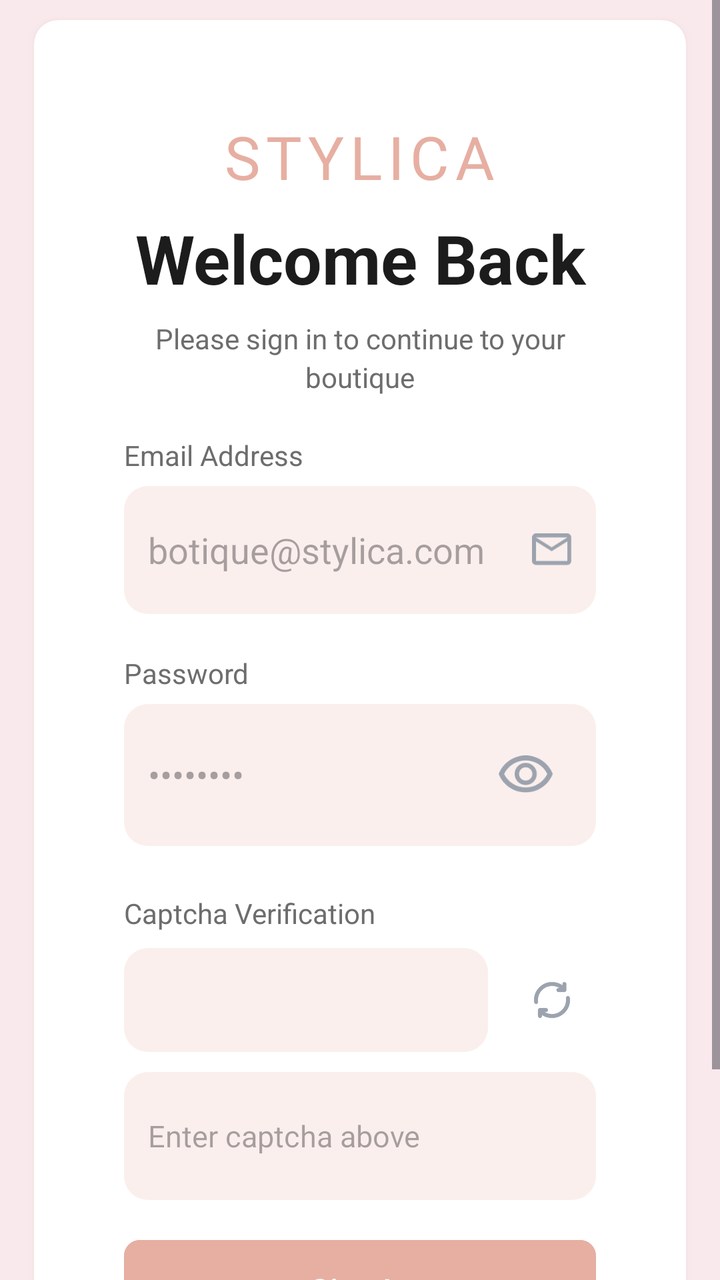
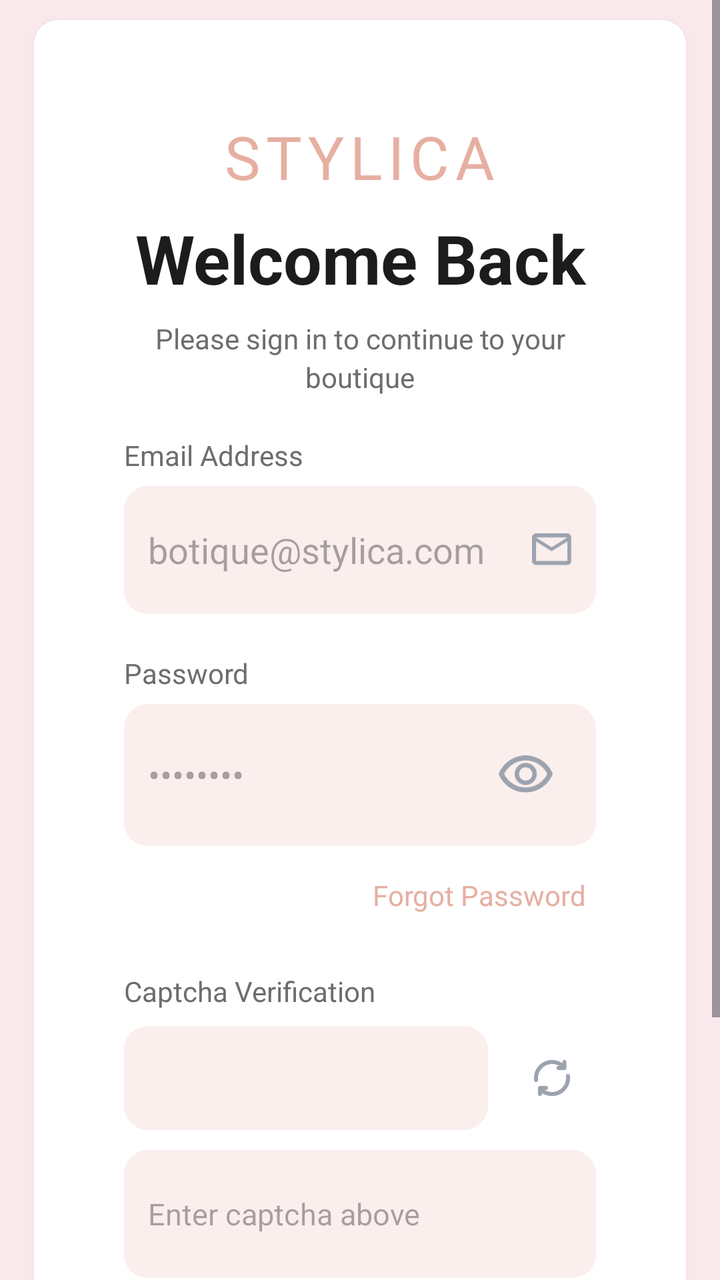

Before-and-after screenshots of an Android layout around one commit, followed by the original layout XML and the change that was made.
<!-- AndroidManifest.xml: application theme Theme.Stylica_app -->
<!-- res/layout/activity_login.xml -->
<?xml version="1.0" encoding="utf-8"?>
<ScrollView xmlns:android="http://schemas.android.com/apk/res/android"
    xmlns:app="http://schemas.android.com/apk/res-auto"
    xmlns:tools="http://schemas.android.com/tools"
    android:id="@+id/main"
    android:layout_width="match_parent"
    android:layout_height="match_parent"
    android:background="@color/primary_light_variant_20"
    android:fillViewport="true"
    tools:context=".views.activities.LoginActivity">

    <LinearLayout
        android:layout_width="match_parent"
        android:layout_height="wrap_content"
        android:gravity="center_vertical"
        android:orientation="vertical"
        android:paddingBottom="32dp">

        <androidx.cardview.widget.CardView
            android:id="@+id/login_card"
            android:layout_width="match_parent"
            android:layout_height="wrap_content"
            android:layout_marginStart="17dp"
            android:layout_marginTop="10dp"
            android:layout_marginEnd="17dp"
            android:outlineSpotShadowColor="@color/primary_light_variant_20"
            android:visibility="visible"
            app:cardCornerRadius="12dp"
            app:cardElevation="5dp">

            <LinearLayout
                android:layout_width="match_parent"
                android:layout_height="wrap_content"
                android:orientation="vertical"
                android:paddingBottom="20dp">

                
                <TextView
                    android:id="@+id/textView2"
                    android:layout_width="wrap_content"
                    android:layout_height="wrap_content"
                    android:layout_gravity="center_horizontal"
                    android:layout_marginStart="32dp"
                    android:layout_marginTop="48dp"
                    android:layout_marginEnd="32dp"
                    android:letterSpacing="0.1"
                    android:text="STYLICA"
                    android:textColor="@color/primary_light_variant"
                    android:textSize="30sp" />

                
                <TextView
                    android:id="@+id/textView"
                    android:layout_width="match_parent"
                    android:layout_height="wrap_content"
                    android:layout_marginTop="8dp"
                    android:gravity="center"
                    android:text="Welcome Back"
                    android:textColor="@color/text_primary"
                    android:textSize="34sp"
                    android:textStyle="bold" />

                
                <TextView
                    android:id="@+id/textView3"
                    android:layout_width="wrap_content"
                    android:layout_height="wrap_content"
                    android:layout_gravity="center_horizontal"
                    android:layout_marginStart="45dp"
                    android:layout_marginTop="8dp"
                    android:layout_marginEnd="45dp"
                    android:gravity="center"
                    android:lineSpacingExtra="3sp"
                    android:text="Please sign in to continue to your boutique"
                    android:textColor="@color/text_secondary"
                    android:textSize="14sp" />

                
                <TextView
                    android:id="@+id/textView4"
                    android:layout_width="match_parent"
                    android:layout_height="wrap_content"
                    android:layout_marginStart="45dp"
                    android:layout_marginTop="20dp"
                    android:layout_marginEnd="45dp"
                    android:lineSpacingExtra="3sp"
                    android:text="Email Address"
                    android:textColor="@color/text_secondary"
                    android:textSize="14sp" />

                
                <LinearLayout
                    android:id="@+id/linearLayout3"
                    android:layout_width="match_parent"
                    android:layout_height="wrap_content"
                    android:layout_marginStart="45dp"
                    android:layout_marginTop="6dp"
                    android:layout_marginEnd="45dp"
                    android:background="@drawable/rounded_field_shape"
                    android:gravity="center_vertical"
                    android:orientation="horizontal"
                    android:paddingStart="12dp"
                    android:paddingTop="8dp"
                    android:paddingEnd="12dp"
                    android:paddingBottom="8dp">

                    <EditText
                        android:id="@+id/email_field"
                        android:layout_width="0dp"
                        android:layout_height="48dp"
                        android:layout_weight="1"
                        android:background="@null"
                        android:ems="10"
                        android:hint="botique@stylica.com"
                        android:inputType="textEmailAddress" />

                    <ImageView
                        android:id="@+id/imageView2"
                        android:layout_width="20dp"
                        android:layout_height="20dp"
                        app:srcCompat="@drawable/mail" />

                </LinearLayout>

                
                <TextView
                    android:id="@+id/textView8"
                    android:layout_width="match_parent"
                    android:layout_height="wrap_content"
                    android:layout_marginStart="45dp"
                    android:layout_marginTop="20dp"
                    android:layout_marginEnd="45dp"
                    android:lineSpacingExtra="3sp"
                    android:text="Password"
                    android:textColor="@color/text_secondary"
                    android:textSize="14sp" />

                
                <LinearLayout
                    android:id="@+id/linearLayout"
                    android:layout_width="match_parent"
                    android:layout_height="wrap_content"
                    android:layout_marginStart="45dp"
                    android:layout_marginTop="6dp"
                    android:layout_marginEnd="45dp"
                    android:background="@drawable/rounded_field_shape"
                    android:gravity="center_vertical"
                    android:orientation="horizontal"
                    android:paddingStart="12dp"
                    android:paddingTop="8dp"
                    android:paddingEnd="12dp"
                    android:paddingBottom="8dp">

                    <EditText
                        android:id="@+id/password_field"
                        android:layout_width="0dp"
                        android:layout_height="48dp"
                        android:layout_weight="1"
                        android:background="@null"
                        android:ems="10"
                        android:hint="••••••••"
                        android:inputType="textPassword" />

                    <LinearLayout
                        android:id="@+id/show_hide_passwd_btn"
                        android:layout_width="55dp"
                        android:layout_height="55dp"
                        android:gravity="center"
                        android:onClick="showOrHidePasswd"
                        android:paddingStart="10dp">

                        <ImageView
                            android:id="@+id/show_hide_passwd_icon"
                            android:layout_width="28dp"
                            android:layout_height="28dp"
                            android:contentDescription="eye icon"
                            android:src="@drawable/eye_on" />

                    </LinearLayout>

                </LinearLayout>

                
                <LinearLayout
                    android:id="@+id/captchaSection"
                    android:layout_width="match_parent"
                    android:layout_height="wrap_content"
                    android:layout_marginStart="45dp"
                    android:layout_marginTop="24dp"
                    android:layout_marginEnd="45dp"
                    android:orientation="vertical">

                    
                    <TextView
                        android:id="@+id/textCaptchaHeading"
                        android:layout_width="wrap_content"
                        android:layout_height="wrap_content"
                        android:layout_gravity="start"
                        android:lineSpacingExtra="3sp"
                        android:text="Captcha Verification"
                        android:textColor="@color/text_secondary"
                        android:textSize="14sp" />

                    
                    <LinearLayout
                        android:layout_width="match_parent"
                        android:layout_height="wrap_content"
                        android:layout_marginTop="8dp"
                        android:gravity="center_vertical"
                        android:orientation="horizontal">

                        
                        <TextView
                            android:id="@+id/captcha_text"
                            android:layout_width="0dp"
                            android:layout_height="52dp"
                            android:layout_weight="1"
                            android:background="@drawable/rounded_field_shape"
                            android:fontFamily="monospace"
                            android:gravity="center"
                            android:letterSpacing="0.3"
                            android:paddingStart="12dp"
                            android:paddingEnd="12dp"
                            android:textColor="@color/primary_light_variant"
                            android:textSize="22sp"
                            android:textStyle="bold" />

                        
                        <ImageView
                            android:id="@+id/captcha_refresh_btn"
                            android:layout_width="44dp"
                            android:layout_height="44dp"
                            android:layout_marginStart="10dp"
                            android:contentDescription="Refresh captcha"
                            android:onClick="refreshCaptcha"
                            android:padding="10dp"
                            android:src="@drawable/refresh_icon" />

                    </LinearLayout>

                    
                    <LinearLayout
                        android:layout_width="match_parent"
                        android:layout_height="wrap_content"
                        android:layout_marginTop="10dp"
                        android:background="@drawable/rounded_field_shape"
                        android:gravity="center_vertical"
                        android:orientation="horizontal"
                        android:paddingStart="12dp"
                        android:paddingTop="8dp"
                        android:paddingEnd="12dp"
                        android:paddingBottom="8dp">

                        <EditText
                            android:id="@+id/captcha_input"
                            android:layout_width="match_parent"
                            android:layout_height="48dp"
                            android:background="@null"
                            android:hint="Enter captcha above"
                            android:inputType="textNoSuggestions"
                            android:maxLength="6"
                            android:textSize="15sp" />

                    </LinearLayout>

                </LinearLayout>
                

                
                <ProgressBar
                    android:id="@+id/loader"
                    android:layout_width="wrap_content"
                    android:layout_height="wrap_content"
                    android:layout_gravity="center_horizontal"
                    android:layout_marginTop="16dp"
                    android:indeterminateTint="@color/primary_light_variant"
                    android:visibility="gone" />

                
                <com.google.android.material.button.MaterialButton
                    android:id="@+id/login_btn"
                    android:layout_width="match_parent"
                    android:layout_height="58dp"
                    android:layout_marginStart="45dp"
                    android:layout_marginTop="16dp"
                    android:layout_marginEnd="45dp"
                    android:backgroundTint="@color/primary_light_variant"
                    android:onClick="login"
                    android:text="Sign In"
                    android:textSize="16sp"
                    android:visibility="visible"
                    app:cornerRadius="8dp" />

                
                <LinearLayout
                    android:layout_width="match_parent"
                    android:layout_height="wrap_content"
                    android:layout_marginStart="45dp"
                    android:layout_marginTop="15dp"
                    android:layout_marginEnd="45dp"
                    android:gravity="center"
                    android:orientation="horizontal">

                    <TextView
                        android:layout_width="wrap_content"
                        android:layout_height="wrap_content"
                        android:padding="3dp"
                        android:text="Don't have an account ?"
                        android:textColor="@color/text_secondary"
                        android:textSize="14sp" />

                    <Space
                        android:layout_width="4dp"
                        android:layout_height="20dp" />

                    <TextView
                        android:id="@+id/signup_screen_btn"
                        android:layout_width="wrap_content"
                        android:layout_height="wrap_content"
                        android:padding="3dp"
                        android:text="Sign Up"
                        android:textColor="@color/primary_light_variant"
                        android:textSize="14sp" />

                </LinearLayout>

            </LinearLayout>

        </androidx.cardview.widget.CardView>

    </LinearLayout>

</ScrollView>
<!-- resources referenced by this layout -->
<resources>
  <color name="primary_light_variant">#E6AFA2</color>
  <color name="primary_light_variant_20">#33E6AFA2</color>
  <color name="text_primary">#1C1C1C</color>
  <color name="text_secondary">#6D6D6D</color>
  <!-- drawable eye_on (drawable) -->
  <vector xmlns:android="http://schemas.android.com/apk/res/android"
      android:width="19dp"
      android:height="13dp"
      android:viewportWidth="19"
      android:viewportHeight="13">
    <path
        android:pathData="M9.167,10C10.208,10 11.094,9.635 11.823,8.906C12.552,8.177 12.917,7.292 12.917,6.25C12.917,5.208 12.552,4.323 11.823,3.594C11.094,2.865 10.208,2.5 9.167,2.5C8.125,2.5 7.24,2.865 6.51,3.594C5.781,4.323 5.417,5.208 5.417,6.25C5.417,7.292 5.781,8.177 6.51,8.906C7.24,9.635 8.125,10 9.167,10ZM9.167,8.5C8.542,8.5 8.01,8.281 7.573,7.844C7.135,7.406 6.917,6.875 6.917,6.25C6.917,5.625 7.135,5.094 7.573,4.656C8.01,4.219 8.542,4 9.167,4C9.792,4 10.323,4.219 10.76,4.656C11.198,5.094 11.417,5.625 11.417,6.25C11.417,6.875 11.198,7.406 10.76,7.844C10.323,8.281 9.792,8.5 9.167,8.5ZM9.167,12.5C7.139,12.5 5.292,11.934 3.625,10.802C1.958,9.67 0.75,8.153 0,6.25C0.75,4.347 1.958,2.83 3.625,1.698C5.292,0.566 7.139,0 9.167,0C11.194,0 13.042,0.566 14.708,1.698C16.375,2.83 17.583,4.347 18.333,6.25C17.583,8.153 16.375,9.67 14.708,10.802C13.042,11.934 11.194,12.5 9.167,12.5ZM9.167,10.833C10.736,10.833 12.177,10.42 13.49,9.594C14.802,8.767 15.806,7.653 16.5,6.25C15.806,4.847 14.802,3.733 13.49,2.906C12.177,2.08 10.736,1.667 9.167,1.667C7.597,1.667 6.156,2.08 4.844,2.906C3.531,3.733 2.528,4.847 1.833,6.25C2.528,7.653 3.531,8.767 4.844,9.594C6.156,10.42 7.597,10.833 9.167,10.833Z"
        android:fillColor="#9CA3AF"/>
  </vector>
  <!-- drawable mail (drawable) -->
  <vector xmlns:android="http://schemas.android.com/apk/res/android"
      android:width="17dp"
      android:height="14dp"
      android:viewportWidth="17"
      android:viewportHeight="14">
    <path
        android:pathData="M1.667,13.333C1.208,13.333 0.816,13.17 0.49,12.844C0.163,12.517 0,12.125 0,11.667V1.667C0,1.208 0.163,0.816 0.49,0.49C0.816,0.163 1.208,0 1.667,0H15C15.458,0 15.851,0.163 16.177,0.49C16.503,0.816 16.667,1.208 16.667,1.667V11.667C16.667,12.125 16.503,12.517 16.177,12.844C15.851,13.17 15.458,13.333 15,13.333H1.667ZM8.333,7.5L1.667,3.333V11.667H15V3.333L8.333,7.5ZM8.333,5.833L15,1.667H1.667L8.333,5.833ZM1.667,3.333V1.667V3.333V11.667V3.333Z"
        android:fillColor="#9CA3AF"/>
  </vector>
  <!-- drawable refresh_icon (drawable) -->
  <vector xmlns:android="http://schemas.android.com/apk/res/android"
      android:width="800dp"
      android:height="800dp"
      android:viewportWidth="24"
      android:viewportHeight="24">
    <path
        android:pathData="M4.062,13C4.021,12.672 4,12.339 4,12C4,7.582 7.582,4 12,4C14.501,4 16.733,5.147 18.2,6.944M19.938,11C19.979,11.328 20,11.661 20,12C20,16.418 16.418,20 12,20C9.611,20 7.466,18.952 6,17.292M9,17H6V17.292M18.2,4V6.944M18.2,6.944V7L15.2,7M6,20V17.292"
        android:strokeLineJoin="round"
        android:strokeWidth="2"
        android:fillColor="#00000000"
        android:strokeColor="#9CA3AF"
        android:strokeLineCap="round"/>
  </vector>
  <!-- drawable rounded_field_shape (drawable) -->
  <?xml version="1.0" encoding="utf-8"?>
  <shape xmlns:android="http://schemas.android.com/apk/res/android"
          android:shape="rectangle"
  
      >
      <corners android:radius="12dp" />
      <solid android:color="@color/primary_light_variant_20" />
  
  </shape>
  <style name="Theme.Stylica_app" parent="Base.Theme.Stylica_app" />
  <style name="Base.Theme.Stylica_app" parent="Theme.Material3.Light.NoActionBar">
          <item name="android:statusBarColor">@color/primary_light</item>
          <item name="android:windowLightStatusBar">true</item>
          <item name="android:windowDrawsSystemBarBackgrounds">true</item>
          <item name="android:windowTranslucentStatus">false</item>
      </style>
  <color name="primary_light">#E8B4BC</color>
</resources>

<!-- the commit's change to res/layout/activity_login.xml (unified diff, before → after) -->
@@ -180,6 +180,22 @@
 
                 </LinearLayout>
 
+                <LinearLayout
+                    android:layout_width="match_parent"
+                    android:layout_height="wrap_content"
+                    android:gravity="end"
+                    android:layout_marginTop="10dp"
+                    android:layout_marginHorizontal="45dp"
+                    android:padding="5dp"
+                    >
+                    <TextView
+                        android:id="@+id/forgotPasswordTxt"
+                        android:layout_width="wrap_content"
+                        android:layout_height="wrap_content"
+                        android:text="Forgot Password"
+                        android:textColor="@color/primary_light_variant"
+                        />
+                </LinearLayout>
                 
                 <LinearLayout
                     android:id="@+id/captchaSection"
